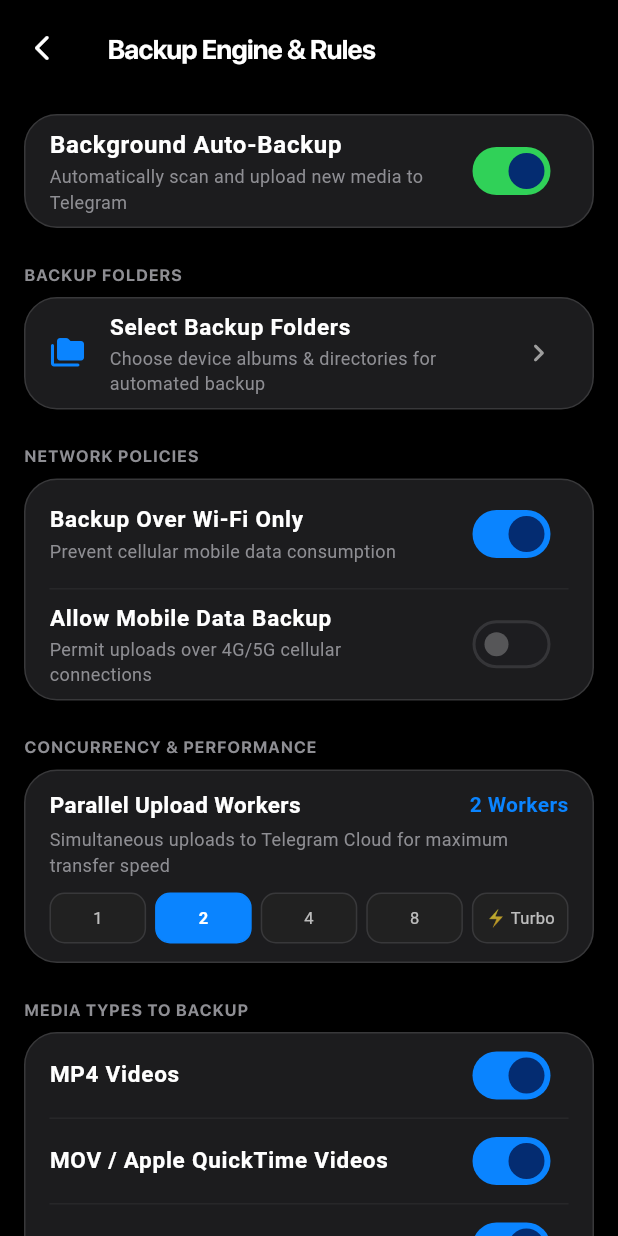
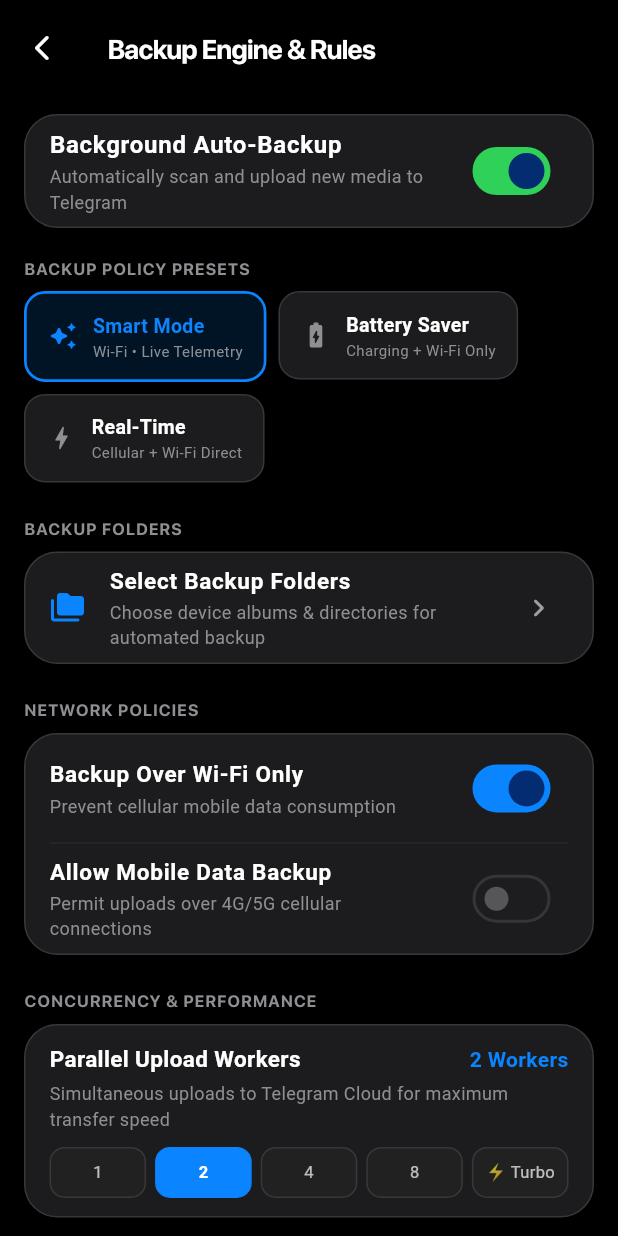
Before and after one commit to Myselfnandha/telecloud-photos, a Flutter app: the BackupEngineSettingsScreen screen opened by its route, on a phone screen of 412 x 824 dp. Run offline on Flutter 3.47's test engine with Material 3 defaults, Android fonts, the phone set to English and light mode, and no system bars; our stand-ins replace battery_plus, connectivity_plus, drift, flutter_dotenv, flutter_riverpod, flutter_secure_storage and 8 more; missing offline and left inert: flutter_displaymode, flutter_foreground_task, photo_manager, tdlib, workmanager; accounts and stored records are empty; generated files the repository leaves out were written again; statements that could not run were skipped; project files that could hold a hidden picture were left out.

Commit message:
feat: high-speed GitHub Actions build strategy, strict auth gating, and 3 backup policy presets

```diff
--- a/telecloud_photos/lib/core/constants/app_constants.dart
+++ b/telecloud_photos/lib/core/constants/app_constants.dart
@@ -143,7 +143,12 @@
   static const bool defaultIncludeMp4Videos = true;
   static const bool defaultIncludeMovVideos = true;
   static const bool defaultIncludeScreenshots = true;
-
   static const int defaultWaitConnectMins = 5;
   static const int defaultWaitDisconnectMins = 5;
+
+  // Backup Policy Profiles
+  static const String keyBackupProfile = 'telecloud_backup_profile';
+  static const String backupProfileSmart = 'smart';
+  static const String backupProfileBatterySaver = 'battery_saver';
+  static const String backupProfileRealTime = 'real_time';
 }
--- a/telecloud_photos/lib/features/settings/screens/sub_screens/backup_engine_settings_screen.dart
+++ b/telecloud_photos/lib/features/settings/screens/sub_screens/backup_engine_settings_screen.dart
@@ -32,6 +32,7 @@
   bool _uploadMp4Videos = true;
   bool _uploadMovVideos = true;
   bool _uploadScreenshots = true;
+  String _activeProfile = AppConstants.backupProfileSmart;
 
   @override
   void initState() {
@@ -42,6 +43,8 @@
   Future<void> _loadSettings() async {
     final prefs = await SharedPreferences.getInstance();
     setState(() {
+      _activeProfile = prefs.getString(AppConstants.keyBackupProfile) ??
+          AppConstants.backupProfileSmart;
       _autoBackupEnabled = prefs.getBool(AppConstants.keyAutoBackupEnabled) ??
           AppConstants.defaultAutoBackupEnabled;
       _wifiOnly = prefs.getBool(AppConstants.keyWifiOnly) ??
@@ -68,6 +71,45 @@
       _uploadScreenshots = prefs.getBool(AppConstants.keyIncludeScreenshots) ??
           AppConstants.defaultIncludeScreenshots;
     });
+  }
+
+  Future<void> _applyProfile(String profile) async {
+    final prefs = await SharedPreferences.getInstance();
+    HapticFeedback.mediumImpact();
+    setState(() {
+      _activeProfile = profile;
+      if (profile == AppConstants.backupProfileSmart) {
+        _wifiOnly = true;
+        _allowMobileData = false;
+        _dailyCellularLimitMb = 0;
+      } else if (profile == AppConstants.backupProfileBatterySaver) {
+        _wifiOnly = true;
+        _allowMobileData = false;
+      } else if (profile == AppConstants.backupProfileRealTime) {
+        _wifiOnly = false;
+        _allowMobileData = true;
+        _dailyCellularLimitMb = 0;
+      }
+    });
+
+    await prefs.setString(AppConstants.keyBackupProfile, profile);
+    await prefs.setBool(AppConstants.keyWifiOnly, _wifiOnly);
+    await prefs.setBool(AppConstants.keyAllowMobileData, _allowMobileData);
+    await prefs.setInt(
+      AppConstants.keyDailyCellularDataLimitMb,
+      _dailyCellularLimitMb,
+    );
+
+    if (profile == AppConstants.backupProfileBatterySaver) {
+      await prefs.setBool(AppConstants.keyChargingOnly, true);
+      await prefs.setInt(AppConstants.keyChargingDwellMins, 30);
+    } else {
+      await prefs.setBool(AppConstants.keyChargingOnly, false);
+    }
+
+    await ref
+        .read(backupManagerProvider.notifier)
+        .scheduleBackgroundWorker(forceReschedule: true);
   }
 
   Future<void> _saveSetting(String key, dynamic value) async {
@@ -144,6 +186,55 @@
                 HapticFeedback.selectionClick();
               },
             ),
+          ),
+
+          const SizedBox(height: 20),
+
+          Text(
+            'BACKUP POLICY PRESETS',
+            style: AppTypography.labelSmall(
+              color: secondaryTextColor,
+            ).copyWith(fontWeight: AppTypography.bold, letterSpacing: 0.8),
+          ),
+          AppSpacing.gapVerticalS,
+          Wrap(
+            spacing: 8,
+            runSpacing: 8,
+            children: [
+              _buildPresetChip(
+                label: 'Smart Mode',
+                icon: Icons.auto_awesome_rounded,
+                subtitle: 'Wi-Fi • Live Telemetry',
+                preset: AppConstants.backupProfileSmart,
+                isSelected: _activeProfile == AppConstants.backupProfileSmart,
+                cardBg: cardBg,
+                cardBorder: cardBorder,
+                primaryTextColor: primaryTextColor,
+                secondaryTextColor: secondaryTextColor,
+              ),
+              _buildPresetChip(
+                label: 'Battery Saver',
+                icon: Icons.battery_charging_full_rounded,
+                subtitle: 'Charging + Wi-Fi Only',
+                preset: AppConstants.backupProfileBatterySaver,
+                isSelected: _activeProfile == AppConstants.backupProfileBatterySaver,
+                cardBg: cardBg,
+                cardBorder: cardBorder,
+                primaryTextColor: primaryTextColor,
+                secondaryTextColor: secondaryTextColor,
+              ),
+              _buildPresetChip(
+                label: 'Real-Time',
+                icon: Icons.bolt_rounded,
+                subtitle: 'Cellular + Wi-Fi Direct',
+                preset: AppConstants.backupProfileRealTime,
+                isSelected: _activeProfile == AppConstants.backupProfileRealTime,
+                cardBg: cardBg,
+                cardBorder: cardBorder,
+                primaryTextColor: primaryTextColor,
+                secondaryTextColor: secondaryTextColor,
+              ),
+            ],
           ),
 
           const SizedBox(height: 24),
@@ -624,4 +715,67 @@
       ),
     );
   }
+
+  Widget _buildPresetChip({
+    required String label,
+    required IconData icon,
+    required String subtitle,
+    required String preset,
+    required bool isSelected,
+    required Color cardBg,
+    required Color cardBorder,
+    required Color primaryTextColor,
+    required Color secondaryTextColor,
+  }) {
+    return InkWell(
+      onTap: () => _applyProfile(preset),
+      borderRadius: AppRadii.borderL,
+      child: AnimatedContainer(
+        duration: const Duration(milliseconds: 200),
+        padding: const EdgeInsets.symmetric(horizontal: 14, vertical: 12),
+        decoration: BoxDecoration(
+          color: isSelected
+              ? AppColors.primaryBlue.withValues(alpha: 0.15)
+              : cardBg,
+          borderRadius: AppRadii.borderL,
+          border: Border.all(
+            color: isSelected ? AppColors.primaryBlue : cardBorder,
+            width: isSelected ? 1.8 : 1.0,
+          ),
+        ),
+        child: Row(
+          mainAxisSize: MainAxisSize.min,
+          children: [
+            Icon(
+              icon,
+              color: isSelected ? AppColors.primaryBlue : secondaryTextColor,
+              size: 20,
+            ),
+            const SizedBox(width: 10),
+            Column(
+              crossAxisAlignment: CrossAxisAlignment.start,
+              mainAxisSize: MainAxisSize.min,
+              children: [
+                Text(
+                  label,
+                  style: TextStyle(
+                    color: isSelected ? AppColors.primaryBlue : primaryTextColor,
+                    fontWeight: FontWeight.bold,
+                    fontSize: 13,
+                  ),
+                ),
+                Text(
+                  subtitle,
+                  style: TextStyle(
+                    color: secondaryTextColor,
+                    fontSize: 10,
+                  ),
+                ),
+              ],
+            ),
+          ],
+        ),
+      ),
+    );
+  }
 }
```
Also changed, not shown: telecloud_photos/lib/features/auth/screens/onboarding_screen.dart (+11 -5 lines), 2 other files.
